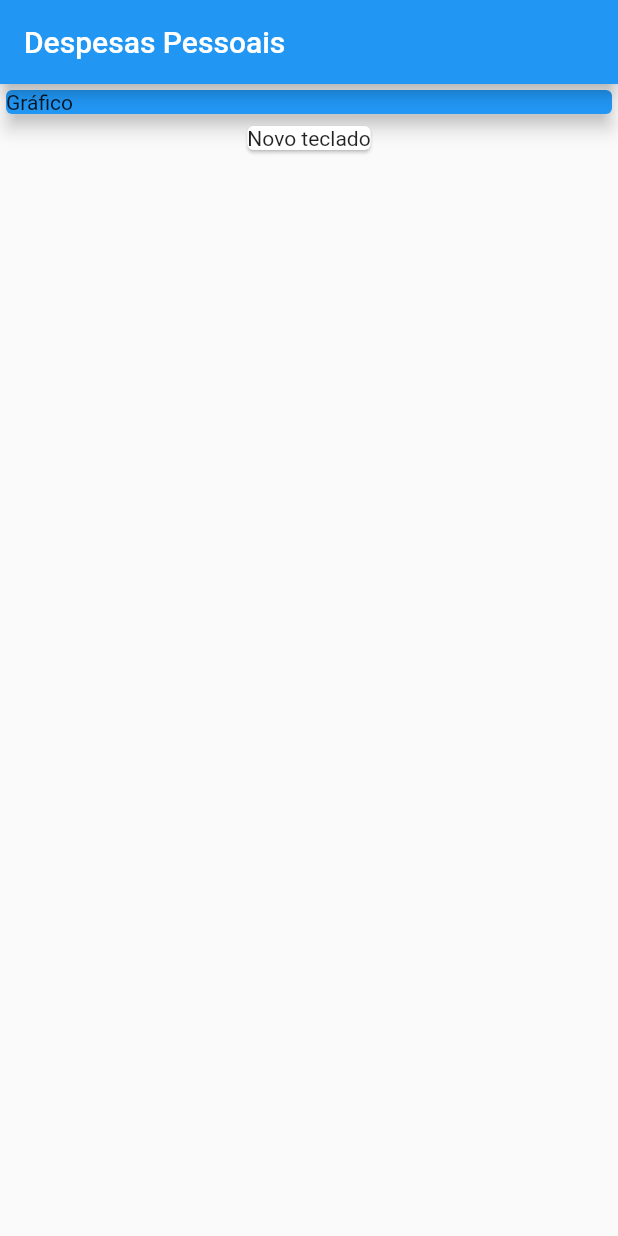
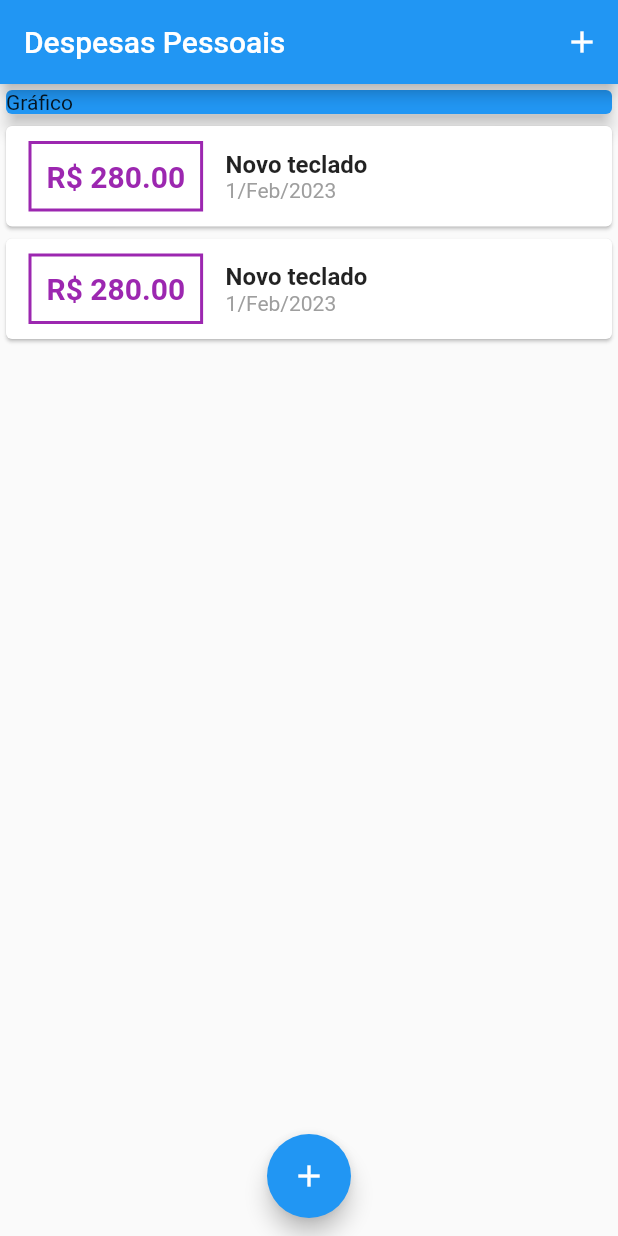
Before and after one commit to Lemillions/expenses, a Flutter app: the screen it shows after launch, on a phone screen of 412 x 824 dp. Run offline on Flutter 3.47's test engine with Material 2 defaults, Android fonts, the phone set to English and light mode, and no system bars.

```diff
--- /dev/null
+++ b/lib/components/transaction_list.dart
@@ -0,0 +1,61 @@
+import '../models/transaction.dart';
+import 'package:flutter/material.dart';
+import 'package:intl/intl.dart';
+
+class TransactioList extends StatelessWidget {
+  final List<Transaction> transactions;
+  const TransactioList({super.key, required this.transactions});
+
+  @override
+  Widget build(BuildContext context) {
+    return SizedBox(
+      height: 300,
+      child: ListView.builder(
+        itemCount: transactions.length,
+        itemBuilder: (ctx, index) {
+          return Card(
+            child: Row(children: [
+              Container(
+                margin: const EdgeInsets.symmetric(
+                  horizontal: 15,
+                  vertical: 10,
+                ),
+                decoration: BoxDecoration(
+                  border: Border.all(
+                    color: Colors.purple,
+                    width: 2,
+                  ),
+                ),
+                padding: const EdgeInsets.all(10),
+                child: Text(
+                  'R\$ ${transactions[index].value.toStringAsFixed(2)}',
+                  style: const TextStyle(
+                    fontWeight: FontWeight.bold,
+                    fontSize: 20,
+                    color: Colors.purple,
+                  ),
+                ),
+              ),
+              Column(
+                crossAxisAlignment: CrossAxisAlignment.start,
+                children: [
+                  Text(
+                    transactions[index].title,
+                    style: const TextStyle(
+                      fontWeight: FontWeight.bold,
+                      fontSize: 16,
+                    ),
+                  ),
+                  Text(
+                    DateFormat('d/MMM/y').format(transactions[index].date),
+                    style: const TextStyle(color: Colors.grey),
+                  )
+                ],
+              )
+            ]),
+          );
+        },
+      ),
+    );
+  }
+}
--- a/lib/main.dart
+++ b/lib/main.dart
@@ -1,9 +1,14 @@
+import 'package:flutter/material.dart';
 import 'models/transaction.dart';
-import 'package:flutter/material.dart';
+import 'components/transaction_form.dart';
+import 'components/transaction_list.dart';
+import 'dart:math';
 
-main() => runApp(ExpensesApp());
+main() => runApp(const ExpensesApp());
 
 class ExpensesApp extends StatelessWidget {
+  const ExpensesApp({super.key});
+
   @override
   Widget build(BuildContext context) {
     return MaterialApp(
@@ -12,39 +17,84 @@ class ExpensesApp extends StatelessWidget {
   }
 }
 
-class HomePage extends StatelessWidget {
+class HomePage extends StatefulWidget {
+  HomePage({super.key});
+
+  @override
+  State<HomePage> createState() => _HomePageState();
+}
+
+class _HomePageState extends State<HomePage> {
   final _transactions = [
     Transaction(
       id: "t1",
       title: "Novo teclado",
       value: 280.00,
       date: DateTime.now(),
+    ),
+    Transaction(
+      id: "t2",
+      title: "Novo teclado",
+      value: 280.00,
+      date: DateTime.now(),
     )
   ];
+
+  void createTransaction(String title, double value) {
+    final newTransaction = Transaction(
+      id: Random().nextDouble().toString(),
+      title: title,
+      value: value,
+      date: DateTime.now(),
+    );
+
+    setState(() {
+      _transactions.add(newTransaction);
+    });
+
+    Navigator.of(context).pop();
+  }
+
+  void openTransactionFormModal(BuildContext context) {
+    showModalBottomSheet(
+        context: context,
+        builder: (_) {
+          return TransactionForm(onSubmit: createTransaction);
+        });
+  }
+
   @override
   Widget build(BuildContext context) {
-    List<Card> widgetTransaction = _transactions.map((transaction) {
-      return Card(
-        child: Text(transaction.title),
-      );
-    }).toList();
     return Scaffold(
       appBar: AppBar(
-        title: Text("Despesas Pessoais"),
+        title: const Text("Despesas Pessoais"),
+        actions: [
+          IconButton(
+              onPressed: () => {openTransactionFormModal(context)},
+              icon: const Icon(Icons.add))
+        ],
       ),
-      body: Column(children: [
-        Container(
-          width: double.infinity,
-          child: Card(
-            color: Colors.blue,
-            child: Text('Gráfico'),
-            elevation: 5,
-          ),
+      body: SingleChildScrollView(
+        child: Column(
+          crossAxisAlignment: CrossAxisAlignment.stretch,
+          children: <Widget>[
+            Container(
+              child: const Card(
+                color: Colors.blue,
+                elevation: 5,
+                child: Text('Gráfico'),
+              ),
+            ),
+            TransactioList(transactions: _transactions),
+          ],
         ),
-        Column(
-          children: [...widgetTransaction],
-        )
-      ]),
+      ),
+      floatingActionButton: FloatingActionButton(
+        child: Icon(Icons.add),
+        onPressed: () => {openTransactionFormModal(context)},
+      ),
+      floatingActionButtonLocation:
+          FloatingActionButtonLocation.miniCenterFloat,
     );
   }
 }
--- a/lib/models/transaction.dart
+++ b/lib/models/transaction.dart
@@ -1,5 +1,3 @@
-import 'package:flutter/material.dart';
-
 class Transaction {
   final String id;
   final String title;
--- a/pubspec.yaml
+++ b/pubspec.yaml
@@ -30,6 +30,7 @@ environment:
 dependencies:
   flutter:
     sdk: flutter
+  intl: ^0.18.0
 
 
   # The following adds the Cupertino Icons font to your application.
```
Also changed, not shown: lib/components/transaction_form.dart (added, +54 -0 lines), pubspec.lock, 1 other file.
